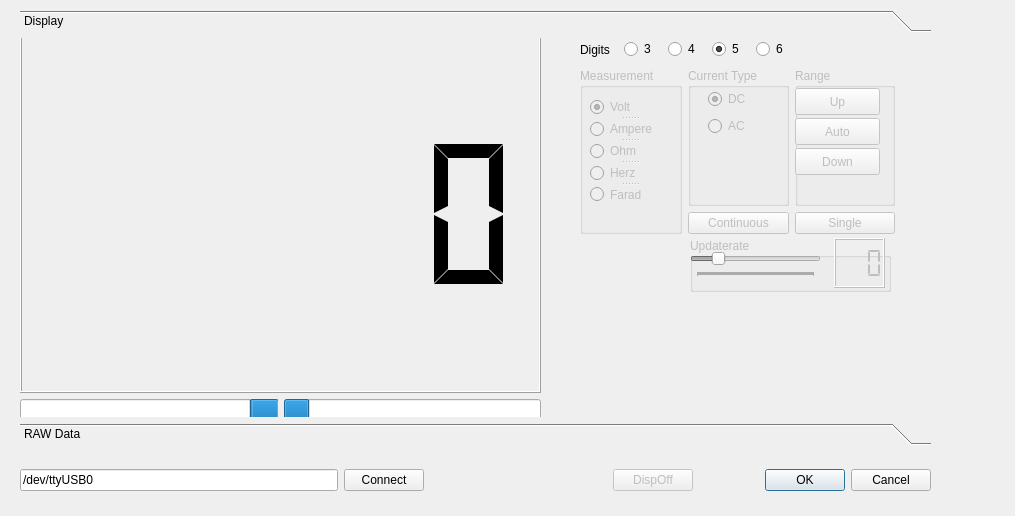
Before: the Qt Designer form dmm_maindiag.ui in patrikeder/DMM_diag, drawn with Qt 5.
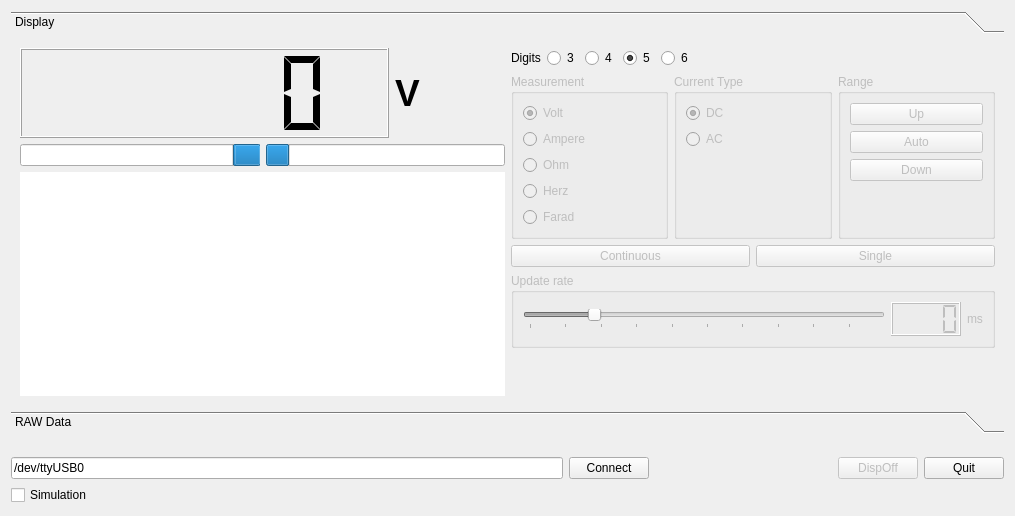
After: the same form once the commit is applied. Custom widgets are drawn as their Qt base class.

Commit message: Port to Qt6, add simulation mode, UI/layout and shutdown fixes

Diff of the .ui file:
```diff
--- a/dmm_maindiag.ui
+++ b/dmm_maindiag.ui
@@ -14,16 +14,7 @@
    <string>Dialog</string>
   </property>
   <property name="locale">
-   <locale language="English" country="UnitedStates"/>
-  </property>
-  <widget class="QWidget" name="layoutWidget">
-   <property name="geometry">
-    <rect>
-     <x>20</x>
-     <y>10</y>
-     <width>911</width>
-     <height>481</height>
-    </rect>
+   <locale language="English" country="UnitedStates" />
    </property>
    <layout class="QVBoxLayout" name="verticalLayout_7">
     <item>
@@ -32,35 +23,197 @@
        <number>0</number>
       </property>
       <widget class="QWidget" name="Display">
-       <property name="geometry">
-        <rect>
-         <x>0</x>
-         <y>0</y>
-         <width>909</width>
-         <height>360</height>
-        </rect>
-       </property>
        <attribute name="label">
         <string>Display</string>
        </attribute>
-       <widget class="QWidget" name="layoutWidget">
-        <property name="geometry">
-         <rect>
-          <x>560</x>
-          <y>30</y>
-          <width>315</width>
-          <height>166</height>
-         </rect>
-        </property>
-        <layout class="QGridLayout" name="gridLayout_2">
-         <property name="sizeConstraint">
-          <enum>QLayout::SetDefaultConstraint</enum>
-         </property>
-         <property name="spacing">
-          <number>6</number>
-         </property>
-         <item row="0" column="2" rowspan="2">
-          <layout class="QVBoxLayout" name="verticalLayout">
+      <layout class="QHBoxLayout" name="displayLayout">
+       <item>
+        <layout class="QVBoxLayout" name="Values">
+         <item>
+          <layout class="QHBoxLayout" name="valueRow">
+           <item>
+            <widget class="QLCDNumber" name="lcdValue">
+             <property name="sizePolicy">
+              <sizepolicy hsizetype="Expanding" vsizetype="Expanding">
+               <horstretch>0</horstretch>
+               <verstretch>1</verstretch>
+              </sizepolicy>
+             </property>
+             <property name="minimumSize">
+              <size>
+               <width>0</width>
+               <height>90</height>
+              </size>
+             </property>
+             <property name="frameShape">
+              <enum>QFrame::Box</enum>
+             </property>
+             <property name="frameShadow">
+              <enum>QFrame::Raised</enum>
+             </property>
+             <property name="smallDecimalPoint">
+              <bool>true</bool>
+             </property>
+             <property name="digitCount">
+              <number>5</number>
+             </property>
+             <property name="segmentStyle">
+              <enum>QLCDNumber::Flat</enum>
+             </property>
+            </widget>
+           </item>
+           <item>
+            <widget class="QLabel" name="lbl_unit">
+             <property name="minimumSize">
+              <size>
+               <width>110</width>
+               <height>0</height>
+              </size>
+             </property>
+             <property name="font">
+              <font>
+               <pointsize>28</pointsize>
+               <bold>true</bold>
+              </font>
+             </property>
+             <property name="toolTip">
+              <string>Unit of the displayed value</string>
+             </property>
+             <property name="text">
+              <string>V</string>
+             </property>
+             <property name="alignment">
+              <set>Qt::AlignLeading|Qt::AlignLeft|Qt::AlignVCenter</set>
+             </property>
+            </widget>
+           </item>
+          </layout>
+         </item>
+         <item>
+          <layout class="QHBoxLayout" name="horizontalLayout">
+           <item>
+            <widget class="QProgressBar" name="pB_neg">
+             <property name="maximum">
+              <number>100</number>
+             </property>
+             <property name="value">
+              <number>10</number>
+             </property>
+             <property name="textVisible">
+              <bool>false</bool>
+             </property>
+             <property name="invertedAppearance">
+              <bool>true</bool>
+             </property>
+            </widget>
+           </item>
+           <item>
+            <widget class="QProgressBar" name="pB_Pos">
+             <property name="maximum">
+              <number>100</number>
+             </property>
+             <property name="value">
+              <number>10</number>
+             </property>
+             <property name="textVisible">
+              <bool>false</bool>
+             </property>
+            </widget>
+           </item>
+          </layout>
+         </item>
+         <item>
+          <widget class="QChartView" name="chv_ValPlot">
+           <property name="sizePolicy">
+            <sizepolicy hsizetype="Expanding" vsizetype="Expanding">
+             <horstretch>0</horstretch>
+             <verstretch>2</verstretch>
+            </sizepolicy>
+           </property>
+           <property name="minimumSize">
+            <size>
+             <width>0</width>
+             <height>180</height>
+            </size>
+           </property>
+           <property name="frameShape">
+            <enum>QFrame::NoFrame</enum>
+           </property>
+          </widget>
+         </item>
+        </layout>
+       </item>
+       <item>
+        <layout class="QVBoxLayout" name="Controls">
+         <item>
+          <layout class="QHBoxLayout" name="horizontalLayout_5">
+           <item>
+            <widget class="QLabel" name="label_4">
+             <property name="text">
+              <string>Digits</string>
+             </property>
+            </widget>
+           </item>
+           <item>
+            <widget class="QRadioButton" name="rb_res_3">
+             <property name="text">
+              <string>3</string>
+             </property>
+             <attribute name="buttonGroup">
+              <string notr="true">bgRES</string>
+             </attribute>
+            </widget>
+           </item>
+           <item>
+            <widget class="QRadioButton" name="rb_res_4">
+             <property name="text">
+              <string>4</string>
+             </property>
+             <attribute name="buttonGroup">
+              <string notr="true">bgRES</string>
+             </attribute>
+            </widget>
+           </item>
+           <item>
+            <widget class="QRadioButton" name="rb_res_5">
+             <property name="text">
+              <string>5</string>
+             </property>
+             <property name="checked">
+              <bool>true</bool>
+             </property>
+             <attribute name="buttonGroup">
+              <string notr="true">bgRES</string>
+             </attribute>
+            </widget>
+           </item>
+           <item>
+            <widget class="QRadioButton" name="rb_res_6">
+             <property name="text">
+              <string>6</string>
+             </property>
+             <attribute name="buttonGroup">
+              <string notr="true">bgRES</string>
+             </attribute>
+            </widget>
+           </item>
+           <item>
+            <spacer name="horizontalSpacer_3">
+             <property name="orientation">
+              <enum>Qt::Horizontal</enum>
+             </property>
+             <property name="sizeHint" stdset="0">
+              <size>
+               <width>20</width>
+               <height>20</height>
+              </size>
+             </property>
+            </spacer>
+           </item>
+          </layout>
+         </item>
+         <item>
+          <layout class="QHBoxLayout" name="horizontalLayout_7">
            <item>
             <widget class="QGroupBox" name="gb_Meas">
              <property name="enabled">
@@ -69,18 +222,8 @@
              <property name="title">
               <string>Measurement</string>
              </property>
-             <widget class="QSplitter" name="splitter">
-              <property name="geometry">
-               <rect>
-                <x>10</x>
-                <y>30</y>
-                <width>79</width>
-                <height>105</height>
-               </rect>
-              </property>
-              <property name="orientation">
-               <enum>Qt::Vertical</enum>
-              </property>
+             <layout class="QVBoxLayout" name="verticalLayout_8">
+              <item>
               <widget class="QRadioButton" name="rB_Volt">
                <property name="enabled">
                 <bool>false</bool>
@@ -95,6 +238,8 @@
                 <string notr="true">bgMT</string>
                </attribute>
               </widget>
+              </item>
+              <item>
               <widget class="QRadioButton" name="rB_Ampere">
                <property name="enabled">
                 <bool>false</bool>
@@ -106,6 +251,8 @@
                 <string notr="true">bgMT</string>
                </attribute>
               </widget>
+              </item>
+              <item>
               <widget class="QRadioButton" name="rB_Ohm">
                <property name="enabled">
                 <bool>false</bool>
@@ -117,6 +264,8 @@
                 <string notr="true">bgMT</string>
                </attribute>
               </widget>
+              </item>
+              <item>
               <widget class="QRadioButton" name="rB_Herz">
                <property name="enabled">
                 <bool>false</bool>
@@ -128,6 +277,8 @@
                 <string notr="true">bgMT</string>
                </attribute>
               </widget>
+              </item>
+              <item>
               <widget class="QRadioButton" name="rB_Farad">
                <property name="enabled">
                 <bool>false</bool>
@@ -139,40 +290,64 @@
                 <string notr="true">bgMT</string>
                </attribute>
               </widget>
-             </widget>
-            </widget>
-           </item>
-          </layout>
-         </item>
-         <item row="1" column="4">
-          <widget class="QPushButton" name="pb_Meas">
+              </item>
+             </layout>
+            </widget>
+           </item>
+           <item>
+            <widget class="QGroupBox" name="gB_currty">
            <property name="enabled">
             <bool>false</bool>
            </property>
-           <property name="sizePolicy">
-            <sizepolicy hsizetype="Minimum" vsizetype="Fixed">
-             <horstretch>0</horstretch>
-             <verstretch>0</verstretch>
-            </sizepolicy>
-           </property>
-           <property name="maximumSize">
+             <property name="title">
+              <string>Current Type</string>
+             </property>
+             <layout class="QVBoxLayout" name="verticalLayout_9">
+              <item>
+               <widget class="QRadioButton" name="rb_DC">
+                <property name="enabled">
+                 <bool>false</bool>
+                </property>
+                <property name="text">
+                 <string>DC</string>
+                </property>
+                <property name="checked">
+                 <bool>true</bool>
+                </property>
+                <attribute name="buttonGroup">
+                 <string notr="true">bgDCAC</string>
+                </attribute>
+               </widget>
+              </item>
+              <item>
+               <widget class="QRadioButton" name="rb_AC">
+                <property name="enabled">
+                 <bool>false</bool>
+                </property>
+                <property name="text">
+                 <string>AC</string>
+                </property>
+                <attribute name="buttonGroup">
+                 <string notr="true">bgDCAC</string>
+                </attribute>
+               </widget>
+              </item>
+              <item>
+               <spacer name="verticalSpacer_3">
+                <property name="orientation">
+                 <enum>Qt::Vertical</enum>
+                </property>
+                <property name="sizeHint" stdset="0">
             <size>
-             <width>16777215</width>
-             <height>27</height>
-            </size>
-           </property>
-           <property name="autoFillBackground">
-            <bool>false</bool>
-           </property>
-           <property name="text">
-            <string>Single</string>
-           </property>
-          </widget>
-         </item>
-         <item row="0" column="4">
-          <layout class="QVBoxLayout" name="verticalLayout_4">
-           <item>
-            <layout class="QVBoxLayout" name="verticalLayout_2">
+                  <width>20</width>
+                  <height>20</height>
+                 </size>
+                </property>
+               </spacer>
+              </item>
+             </layout>
+            </widget>
+           </item>
              <item>
               <widget class="QGroupBox" name="gb_Range">
                <property name="enabled">
@@ -181,116 +356,58 @@
                <property name="title">
                 <string>Range</string>
                </property>
+             <layout class="QVBoxLayout" name="verticalLayout_2">
+              <item>
                <widget class="QPushButton" name="pb_Up">
                 <property name="enabled">
                  <bool>false</bool>
                 </property>
-                <property name="geometry">
-                 <rect>
-                  <x>0</x>
-                  <y>20</y>
-                  <width>85</width>
-                  <height>27</height>
-                 </rect>
-                </property>
                 <property name="text">
                  <string>Up</string>
                 </property>
                </widget>
+              </item>
+              <item>
                <widget class="QPushButton" name="pb_Auto">
                 <property name="enabled">
                  <bool>false</bool>
                 </property>
-                <property name="geometry">
-                 <rect>
-                  <x>0</x>
-                  <y>50</y>
-                  <width>85</width>
-                  <height>27</height>
-                 </rect>
-                </property>
                 <property name="text">
                  <string>Auto</string>
                 </property>
                </widget>
+              </item>
+              <item>
                <widget class="QPushButton" name="pb_Down">
                 <property name="enabled">
                  <bool>false</bool>
                 </property>
-                <property name="geometry">
-                 <rect>
-                  <x>0</x>
-                  <y>80</y>
-                  <width>85</width>
-                  <height>27</height>
-                 </rect>
-                </property>
                 <property name="text">
                  <string>Down</string>
                 </property>
                </widget>
-              </widget>
-             </item>
-            </layout>
-           </item>
-          </layout>
-         </item>
-         <item row="0" column="3">
-          <layout class="QVBoxLayout" name="verticalLayout_6">
+              </item>
            <item>
-            <widget class="QGroupBox" name="gB_currty">
-             <property name="enabled">
-              <bool>false</bool>
-             </property>
-             <property name="title">
-              <string>Current Type</string>
-             </property>
-             <widget class="QWidget" name="layoutWidget">
-              <property name="geometry">
-               <rect>
-                <x>20</x>
-                <y>20</y>
-                <width>51</width>
-                <height>50</height>
-               </rect>
-              </property>
-              <layout class="QVBoxLayout" name="verticalLayout_9">
-               <item>
-                <widget class="QRadioButton" name="rb_DC">
-                 <property name="enabled">
-                  <bool>false</bool>
-                 </property>
-                 <property name="text">
-                  <string>DC</string>
-                 </property>
-                 <property name="checked">
-                  <bool>true</bool>
-                 </property>
-                 <attribute name="buttonGroup">
-                  <string notr="true">bgDCAC</string>
-                 </attribute>
-                </widget>
-               </item>
-               <item>
-                <widget class="QRadioButton" name="rb_AC">
-                 <property name="enabled">
-                  <bool>false</bool>
-                 </property>
-                 <property name="text">
-                  <string>AC</string>
-                 </property>
-                 <attribute name="buttonGroup">
-                  <string notr="true">bgDCAC</string>
-                 </attribute>
-                </widget>
-               </item>
-              </layout>
-             </widget>
-            </widget>
+               <spacer name="verticalSpacer_4">
+                <property name="orientation">
+                 <enum>Qt::Vertical</enum>
+                </property>
+                <property name="sizeHint" stdset="0">
+                 <size>
+                  <width>20</width>
+                  <height>20</height>
+                 </size>
+                </property>
+               </spacer>
+              </item>
+             </layout>
+            </widget>
            </item>
           </layout>
          </item>
-         <item row="1" column="3">
+         <item>
+          <layout class="QHBoxLayout" name="horizontalLayout_4">
+           <item>
           <widget class="QPushButton" name="pb_MeasCont">
            <property name="enabled">
             <bool>false</bool>
@@ -301,109 +418,36 @@
            <property name="checkable">
             <bool>false</bool>
            </property>
-           <property name="checked">
+            </widget>
+           </item>
+           <item>
+            <widget class="QPushButton" name="pb_Meas">
+             <property name="enabled">
             <bool>false</bool>
            </property>
-          </widget>
-         </item>
-        </layout>
-       </widget>
-       <widget class="QWidget" name="layoutWidget">
-        <property name="geometry">
-         <rect>
-          <x>560</x>
-          <y>0</y>
-          <width>214</width>
-          <height>23</height>
-         </rect>
-        </property>
-        <layout class="QHBoxLayout" name="horizontalLayout_5">
-         <item>
-          <widget class="QLabel" name="label_4">
            <property name="text">
-            <string>Digits</string>
+              <string>Single</string>
            </property>
           </widget>
          </item>
-         <item>
-          <widget class="QRadioButton" name="rb_res_3">
-           <property name="text">
-            <string>3</string>
-           </property>
-           <attribute name="buttonGroup">
-            <string notr="true">bgRES</string>
-           </attribute>
-          </widget>
-         </item>
-         <item>
-          <widget class="QRadioButton" name="rb_res_4">
-           <property name="text">
-            <string>4</string>
-           </property>
-           <attribute name="buttonGroup">
-            <string notr="true">bgRES</string>
-           </attribute>
-          </widget>
-         </item>
-         <item>
-          <widget class="QRadioButton" name="rb_res_5">
-           <property name="text">
-            <string>5</string>
-           </property>
-           <property name="checked">
-            <bool>true</bool>
-           </property>
-           <attribute name="buttonGroup">
-            <string notr="true">bgRES</string>
-           </attribute>
-          </widget>
-         </item>
-         <item>
-          <widget class="QRadioButton" name="rb_res_6">
-           <property name="text">
-            <string>6</string>
-           </property>
-           <attribute name="buttonGroup">
-            <string notr="true">bgRES</string>
-           </attribute>
-          </widget>
-         </item>
-        </layout>
-       </widget>
-       <widget class="QWidget" name="layoutWidget">
-        <property name="geometry">
-         <rect>
-          <x>670</x>
-          <y>200</y>
-          <width>201</width>
-          <height>54</height>
-         </rect>
-        </property>
-        <layout class="QVBoxLayout" name="Update_grp">
-         <item>
-          <layout class="QHBoxLayout" name="horizontalLayout_3">
+          </layout>
+         </item>
            <item>
             <widget class="QGroupBox" name="gb_urate">
              <property name="enabled">
               <bool>false</bool>
              </property>
              <property name="title">
-              <string>Updaterate</string>
-             </property>
-             <property name="flat">
-              <bool>false</bool>
-             </property>
+            <string>Update rate</string>
+           </property>
+           <layout class="QHBoxLayout" name="horizontalLayout_3">
+            <item>
              <widget class="QSlider" name="hS_rate">
               <property name="enabled">
                <bool>false</bool>
               </property>
-              <property name="geometry">
-               <rect>
-                <x>0</x>
-                <y>10</y>
-                <width>131</width>
-                <height>29</height>
-               </rect>
+              <property name="toolTip">
+               <string>Measurement interval in continuous mode</string>
               </property>
               <property name="minimum">
                <number>100</number>
@@ -415,7 +459,7 @@
                <number>10</number>
               </property>
               <property name="pageStep">
-               <number>5</number>
+               <number>100</number>
               </property>
               <property name="value">
                <number>1000</number>
@@ -426,146 +470,62 @@
               <property name="tickPosition">
                <enum>QSlider::TicksBelow</enum>
               </property>
+              <property name="tickInterval">
+               <number>500</number>
+              </property>
              </widget>
+            </item>
+            <item>
              <widget class="QLCDNumber" name="lcdRate">
               <property name="enabled">
                <bool>false</bool>
               </property>
-              <property name="geometry">
-               <rect>
-                <x>144</x>
-                <y>0</y>
-                <width>51</width>
-                <height>50</height>
-               </rect>
+              <property name="minimumSize">
+               <size>
+                <width>70</width>
+                <height>34</height>
+               </size>
               </property>
-              <property name="numDigits">
-               <number>3</number>
-              </property>
               <property name="digitCount">
-               <number>3</number>
+               <number>4</number>
               </property>
               <property name="segmentStyle">
                <enum>QLCDNumber::Flat</enum>
               </property>
              </widget>
-            </widget>
-           </item>
-          </layout>
-         </item>
-        </layout>
-       </widget>
-       <widget class="QWidget" name="layoutWidget">
-        <property name="geometry">
-         <rect>
-          <x>0</x>
-          <y>-2</y>
-          <width>521</width>
-          <height>391</height>
-         </rect>
-        </property>
-        <layout class="QVBoxLayout" name="Values">
+            </item>
          <item>
-          <layout class="QVBoxLayout" name="Numeric">
-           <item>
-            <layout class="QVBoxLayout" name="verticalLayout_3">
-             <item>
-              <widget class="QLCDNumber" name="lcdValue">
-               <property name="sizePolicy">
-                <sizepolicy hsizetype="Expanding" vsizetype="Expanding">
-                 <horstretch>0</horstretch>
-                 <verstretch>0</verstretch>
-                </sizepolicy>
-               </property>
-               <property name="frameShape">
-                <enum>QFrame::Box</enum>
-               </property>
-               <property name="frameShadow">
-                <enum>QFrame::Raised</enum>
-               </property>
-               <property name="smallDecimalPoint">
-                <bool>true</bool>
-               </property>
-               <property name="digitCount">
-                <number>5</number>
-               </property>
-               <property name="segmentStyle">
-                <enum>QLCDNumber::Flat</enum>
-               </property>
-              </widget>
-             </item>
-             <item>
-              <layout class="QHBoxLayout" name="horizontalLayout">
-               <item>
-                <widget class="QProgressBar" name="pB_neg">
-                 <property name="maximum">
-                  <number>100</number>
-                 </property>
-                 <property name="value">
-                  <number>10</number>
-                 </property>
-                 <property name="textVisible">
-                  <bool>false</bool>
-                 </property>
-                 <property name="invertedAppearance">
-                  <bool>true</bool>
-                 </property>
+             <widget class="QLabel" name="label_ms">
+              <property name="text">
+               <string>ms</string>
+              </property>
+             </widget>
+            </item>
+           </layout>
                 </widget>
                </item>
                <item>
-                <widget class="QProgressBar" name="pB_Pos">
-                 <property name="maximum">
-                  <number>100</number>
-                 </property>
-                 <property name="value">
-                  <number>10</number>
-                 </property>
-                 <property name="textVisible">
-                  <bool>false</bool>
-                 </property>
-                </widget>
+          <spacer name="verticalSpacer_2">
+           <property name="orientation">
+            <enum>Qt::Vertical</enum>
+           </property>
+           <property name="sizeHint" stdset="0">
+            <size>
+             <width>20</width>
+             <height>20</height>
+            </size>
+           </property>
+          </spacer>
                </item>
               </layout>
              </item>
             </layout>
-           </item>
-          </layout>
-         </item>
-         <item>
-          <widget class="QwtPlot" name="qwt_ValPlot">
-           <property name="frameShape">
-            <enum>QFrame::NoFrame</enum>
-           </property>
-          </widget>
-         </item>
-        </layout>
-       </widget>
       </widget>
       <widget class="QWidget" name="RAWData">
-       <property name="geometry">
-        <rect>
-         <x>0</x>
-         <y>0</y>
-         <width>909</width>
-         <height>360</height>
-        </rect>
-       </property>
        <attribute name="label">
         <string>RAW Data</string>
        </attribute>
-       <widget class="QWidget" name="layoutWidget_2">
-        <property name="geometry">
-         <rect>
-          <x>0</x>
-          <y>0</y>
-          <width>841</width>
-          <height>301</height>
-         </rect>
-        </property>
         <layout class="QVBoxLayout" name="Messages">
-         <property name="sizeConstraint">
-          <enum>QLayout::SetDefaultConstraint</enum>
-         </property>
          <item>
           <widget class="QPushButton" name="pb_clear">
            <property name="text">
@@ -575,12 +535,6 @@
          </item>
          <item>
           <widget class="QTabWidget" name="tabWidget">
-           <property name="sizePolicy">
-            <sizepolicy hsizetype="Expanding" vsizetype="Preferred">
-             <horstretch>0</horstretch>
-             <verstretch>0</verstretch>
-            </sizepolicy>
-           </property>
            <property name="currentIndex">
             <number>0</number>
            </property>
@@ -588,15 +542,8 @@
             <attribute name="title">
              <string>Messages</string>
             </attribute>
-            <widget class="QWidget" name="layoutWidget_3">
-             <property name="geometry">
-              <rect>
-               <x>20</x>
-               <y>10</y>
-               <width>702</width>
-               <height>215</height>
-              </rect>
-             </property>
+          <layout class="QHBoxLayout" name="horizontalLayout_8">
+           <item>
              <layout class="QVBoxLayout" name="verticalLayout_12">
               <item>
                <widget class="QLabel" name="label_3">
@@ -616,19 +563,14 @@
                </widget>
               </item>
              </layout>
-            </widget>
+           </item>
+           <item>
+            <layout class="QVBoxLayout" name="verticalLayout_13">
+             <item>
             <widget class="QPushButton" name="pb_ID">
              <property name="enabled">
               <bool>false</bool>
              </property>
-             <property name="geometry">
-              <rect>
-               <x>740</x>
-               <y>10</y>
-               <width>85</width>
-               <height>27</height>
-              </rect>
-             </property>
              <property name="text">
               <string>ID</string>
              </property>
@@ -636,18 +578,12 @@
               <bool>false</bool>
              </property>
             </widget>
+             </item>
+             <item>
             <widget class="QPushButton" name="pb_Settings">
              <property name="enabled">
               <bool>false</bool>
              </property>
-             <property name="geometry">
-              <rect>
-               <x>740</x>
-               <y>50</y>
-               <width>85</width>
-               <height>27</height>
-              </rect>
-             </property>
              <property name="text">
               <string>Settings</string>
              </property>
@@ -655,20 +591,28 @@
               <bool>false</bool>
              </property>
             </widget>
+             </item>
+             <item>
+              <spacer name="verticalSpacer_5">
+               <property name="orientation">
+                <enum>Qt::Vertical</enum>
+               </property>
+               <property name="sizeHint" stdset="0">
+                <size>
+                 <width>20</width>
+                 <height>20</height>
+                </size>
+               </property>
+              </spacer>
+             </item>
+            </layout>
+           </item>
+          </layout>
            </widget>
            <widget class="QWidget" name="tab_Debug">
             <attribute name="title">
              <string>Debug</string>
             </attribute>
-            <widget class="QWidget" name="layoutWidget_4">
-             <property name="geometry">
-              <rect>
-               <x>10</x>
-               <y>10</y>
-               <width>702</width>
-               <height>206</height>
-              </rect>
-             </property>
              <layout class="QHBoxLayout" name="horizontalLayout_6">
               <item>
                <layout class="QVBoxLayout" name="verticalLayout_10">
@@ -688,7 +632,7 @@
                    <bool>true</bool>
                   </property>
                   <property name="textInteractionFlags">
-                   <set>Qt::NoTextInteraction</set>
+                <enum>Qt::NoTextInteraction</enum>
                   </property>
                  </widget>
                 </item>
@@ -712,7 +656,7 @@
                    <bool>true</bool>
                   </property>
                   <property name="textInteractionFlags">
-                   <set>Qt::NoTextInteraction</set>
+                <enum>Qt::NoTextInteraction</enum>
                   </property>
                  </widget>
                 </item>
@@ -721,10 +665,8 @@
              </layout>
             </widget>
            </widget>
-          </widget>
-         </item>
-        </layout>
-       </widget>
+       </item>
+      </layout>
       </widget>
      </widget>
     </item>
@@ -781,12 +723,12 @@
          </widget>
         </item>
         <item>
-         <widget class="QDialogButtonBox" name="buttonBox">
-          <property name="orientation">
-           <enum>Qt::Horizontal</enum>
-          </property>
-          <property name="standardButtons">
-           <set>QDialogButtonBox::Cancel|QDialogButtonBox::Ok</set>
+        <widget class="QPushButton" name="pb_Quit">
+         <property name="toolTip">
+          <string>Return the instrument to local mode, release the port and quit</string>
+         </property>
+         <property name="text">
+          <string>Quit</string>
           </property>
          </widget>
         </item>
@@ -802,6 +744,16 @@
         </property>
        </widget>
       </item>
+     <item row="1" column="0">
+      <widget class="QCheckBox" name="cb_sim">
+       <property name="toolTip">
+        <string>Simulated instrument - no hardware needed</string>
+       </property>
+       <property name="text">
+        <string>Simulation</string>
+       </property>
+      </widget>
+     </item>
       <item row="0" column="1">
        <widget class="QPushButton" name="pb_Connect">
         <property name="text">
@@ -816,13 +768,11 @@
     </item>
    </layout>
   </widget>
- </widget>
  <customwidgets>
   <customwidget>
-   <class>QwtPlot</class>
-   <extends>QFrame</extends>
-   <header>qwt_plot.h</header>
-   <container>1</container>
+   <class>QChartView</class>
+   <extends>QGraphicsView</extends>
+   <header location="global">QChartView</header>
   </customwidget>
  </customwidgets>
  <resources/>
```
Left out of the diff: 28 changed lines with no effect on the pictures. Lines whose indentation alone changed are shown as unchanged. The commit also changes 7 other files.
